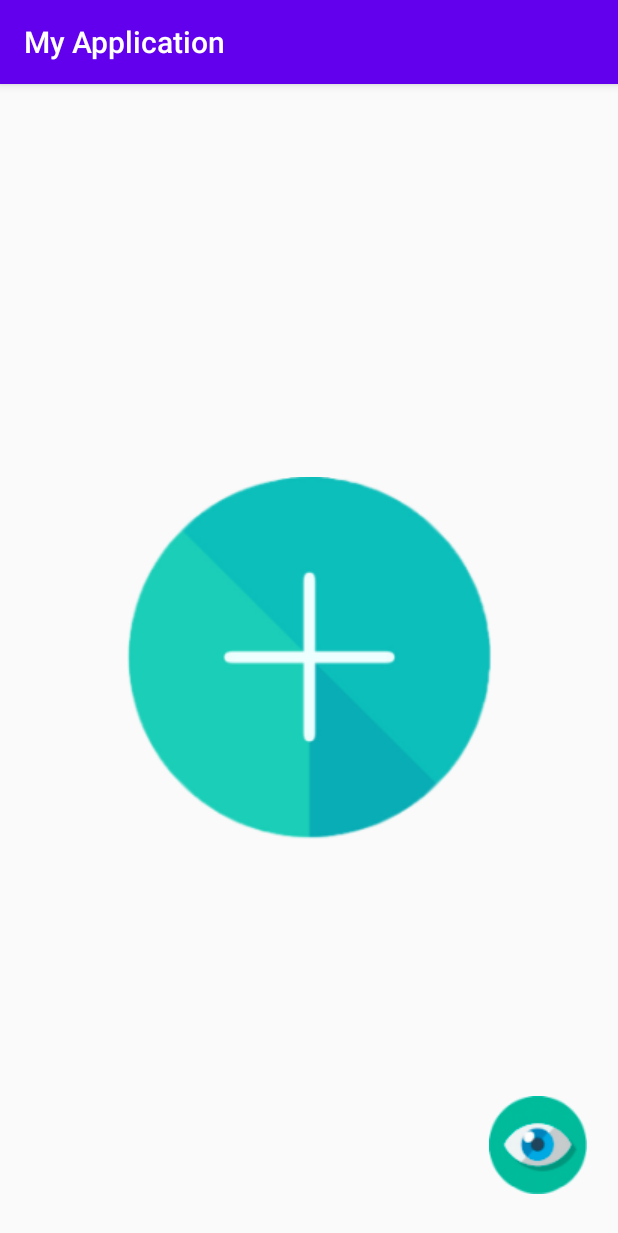
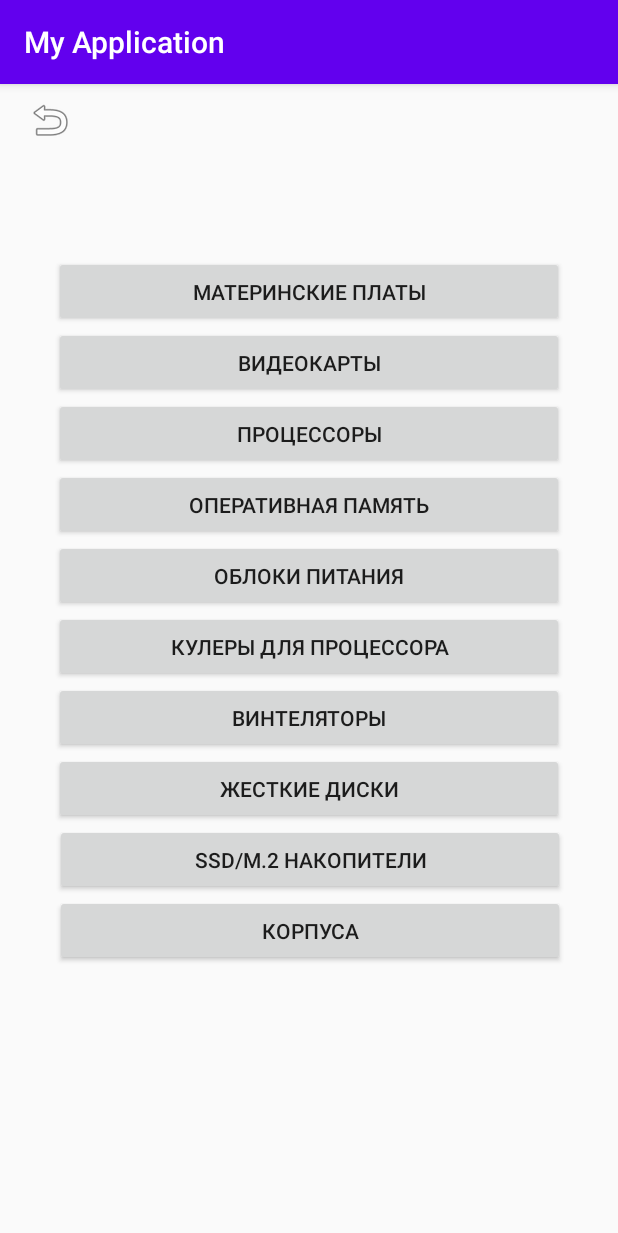
Before and after one commit to Abins228/9A, an Android app: the Catalog_Activity screen opened directly, with no data from a screen before it, on a phone screen of 412 x 824 dp. Shown: the top 1233 px of the screen. Run offline under Robolectric (Android 15) with nearby library versions, the phone set to English and light mode, and no system bars.

Commit message:
Реализовали Back

```diff
--- a/app/src/main/java/com/example/myapplication/Catalog_Activity.java
+++ b/app/src/main/java/com/example/myapplication/Catalog_Activity.java
@@ -14,7 +14,7 @@ public class Catalog_Activity extends AppCompatActivity implements View.OnClickL
     @Override
     protected void onCreate(Bundle savedInstanceState) {
         super.onCreate(savedInstanceState);
-        setContentView(R.layout.activity_main);
+        setContentView(R.layout.activity_catalog);
         bt=findViewById(R.id.back);
         bt.setOnClickListener(this);
     }
@@ -22,7 +22,7 @@ public class Catalog_Activity extends AppCompatActivity implements View.OnClickL
     @Override
     public void onClick(View view) {
         Intent i;
-        i = new Intent(Catalog_Activity.this, Catalog_Activity.class);
+        i = new Intent(Catalog_Activity.this, MainActivity.class);
         startActivity(i);
     }
 }
--- a/app/src/main/res/layout/activity_catalog.xml
+++ b/app/src/main/res/layout/activity_catalog.xml
@@ -7,10 +7,10 @@
     tools:context=".Catalog_Activity">
 
     <Button
-        android:id="@+id/button20"
+        android:id="@+id/buttonbody"
         android:layout_width="340dp"
         android:layout_height="47dp"
-        android:text="Корпуса"
+        android:text="@string/body"
         app:layout_constraintBottom_toBottomOf="parent"
         app:layout_constraintEnd_toEndOf="parent"
         app:layout_constraintHorizontal_bias="0.507"
@@ -32,90 +32,90 @@
         app:srcCompat="@android:drawable/ic_menu_revert" />
 
     <Button
-        android:id="@+id/button2"
+        android:id="@+id/motherboardbutton"
         android:layout_width="340dp"
         android:layout_height="47dp"
-        android:text="Материнские платы"
-        app:layout_constraintBottom_toTopOf="@+id/button12"
+        android:text="@string/motherboard"
+        app:layout_constraintBottom_toTopOf="@+id/gpubutton"
         app:layout_constraintEnd_toEndOf="parent"
         app:layout_constraintStart_toStartOf="parent"
          />
 
     <Button
-        android:id="@+id/button12"
+        android:id="@+id/gpubutton"
         android:layout_width="340dp"
         android:layout_height="47dp"
-        android:text="Видеокарты"
-        app:layout_constraintBottom_toTopOf="@+id/button13"
+        android:text="@string/gpu"
+        app:layout_constraintBottom_toTopOf="@+id/buttonproces"
         app:layout_constraintEnd_toEndOf="parent"
         app:layout_constraintStart_toStartOf="parent"
          />
 
     <Button
-        android:id="@+id/button13"
+        android:id="@+id/buttonproces"
         android:layout_width="340dp"
         android:layout_height="47dp"
-        android:text="Процессоры"
-        app:layout_constraintBottom_toTopOf="@+id/button14"
+        android:text="@string/proces"
+        app:layout_constraintBottom_toTopOf="@+id/buttonram"
         app:layout_constraintEnd_toEndOf="parent"
         app:layout_constraintStart_toStartOf="parent"
         />
 
     <Button
-        android:id="@+id/button14"
+        android:id="@+id/buttonram"
         android:layout_width="340dp"
         android:layout_height="47dp"
-        android:text="Оперативная память"
-        app:layout_constraintBottom_toTopOf="@+id/button15"
+        android:text="@string/ram"
+        app:layout_constraintBottom_toTopOf="@+id/butttonBp"
         app:layout_constraintEnd_toEndOf="parent"
         app:layout_constraintStart_toStartOf="parent"
          />
 
     <Button
-        android:id="@+id/button15"
+        android:id="@+id/butttonBp"
         android:layout_width="340dp"
         android:layout_height="47dp"
-        android:text="Блоки питания"
-        app:layout_constraintBottom_toTopOf="@+id/button16"
+        android:text="@string/bp"
+        app:layout_constraintBottom_toTopOf="@+id/buttoncolers"
         app:layout_constraintEnd_toEndOf="parent"
         app:layout_constraintStart_toStartOf="parent"
          />
 
     <Button
-        android:id="@+id/button16"
+        android:id="@+id/buttoncolers"
         android:layout_width="340dp"
         android:layout_height="47dp"
-        android:text="Кулеры для процессора"
-        app:layout_constraintBottom_toTopOf="@+id/button17"
+        android:text="@string/coolers"
+        app:layout_constraintBottom_toTopOf="@+id/buttonvint"
         app:layout_constraintEnd_toEndOf="parent"
         app:layout_constraintStart_toStartOf="parent"
         />
 
     <Button
-        android:id="@+id/button18"
+        android:id="@+id/buttonhdd"
         android:layout_width="340dp"
         android:layout_height="47dp"
-        android:text="Button"
-        app:layout_constraintBottom_toTopOf="@+id/button19"
+        android:text="@string/hdd"
+        app:layout_constraintBottom_toTopOf="@+id/buttonssd"
         app:layout_constraintEnd_toEndOf="parent"
-        app:layout_constraintStart_toStartOf="parent"/>
+        app:layout_constraintStart_toStartOf="parent" />
 
     <Button
-        android:id="@+id/button19"
+        android:id="@+id/buttonssd"
         android:layout_width="340dp"
         android:layout_height="47dp"
-        android:text="SSD/M.2 накопители"
-        app:layout_constraintBottom_toTopOf="@+id/button20"
+        android:text="@string/ssdm2"
+        app:layout_constraintBottom_toTopOf="@+id/buttonbody"
         app:layout_constraintEnd_toEndOf="parent"
         app:layout_constraintHorizontal_bias="0.507"
         app:layout_constraintStart_toStartOf="parent" />
 
     <Button
-        android:id="@+id/button17"
+        android:id="@+id/buttonvint"
         android:layout_width="340dp"
         android:layout_height="47dp"
-        android:text="Винтеляторы"
-        app:layout_constraintBottom_toTopOf="@+id/button18"
+        android:text="@string/vint"
+        app:layout_constraintBottom_toTopOf="@+id/buttonhdd"
         app:layout_constraintEnd_toEndOf="parent"
         app:layout_constraintStart_toStartOf="parent"
          />
--- a/app/src/main/res/values/strings.xml
+++ b/app/src/main/res/values/strings.xml
@@ -9,4 +9,16 @@
 
     <string name="hello_first_fragment">Hello first fragment</string>
     <string name="hello_second_fragment">Hello second fragment. Arg: %1$s</string>
+    <string name="motherboard">Материнские платы</string>
+    <string name="gpu">Видеокарты</string>
+    <string name="proces">Процессоры</string>
+    <string name="ram">Оперативная память</string>
+    <string name="bp">Облоки питания</string>
+    <string name="coolers">Кулеры для процессора</string>
+    <string name="vint">Винтеляторы</string>
+    <string name="hdd">Жесткие диски</string>
+    <string name="ssdm2">SSD/M.2 накопители</string>
+    <string name="body">Корпуса</string>
+
+
 </resources>
```
